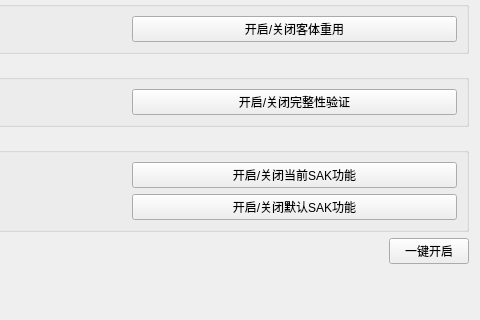
The window that SEC/svrctrlpage.ui (liuyufeng509/SecCenter) describes before a commit, drawn with Qt 5; both pictures show x 223 to 703 and y 124 to 444 of the 703 by 444 pixel window.
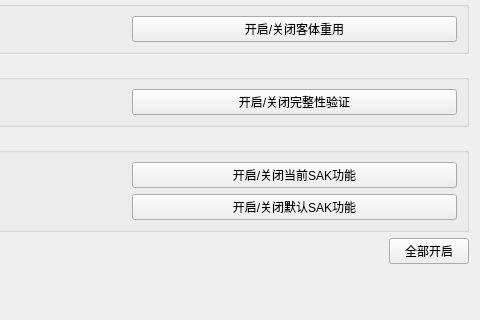
The same window after the commit.

```diff
--- a/SEC/svrctrlpage.ui
+++ b/SEC/svrctrlpage.ui
@@ -135,7 +135,7 @@
    <item row="5" column="1">
     <widget class="QPushButton" name="openAllButton">
      <property name="text">
-      <string>一键开启</string>
+      <string>全部开启</string>
      </property>
     </widget>
    </item>
```
